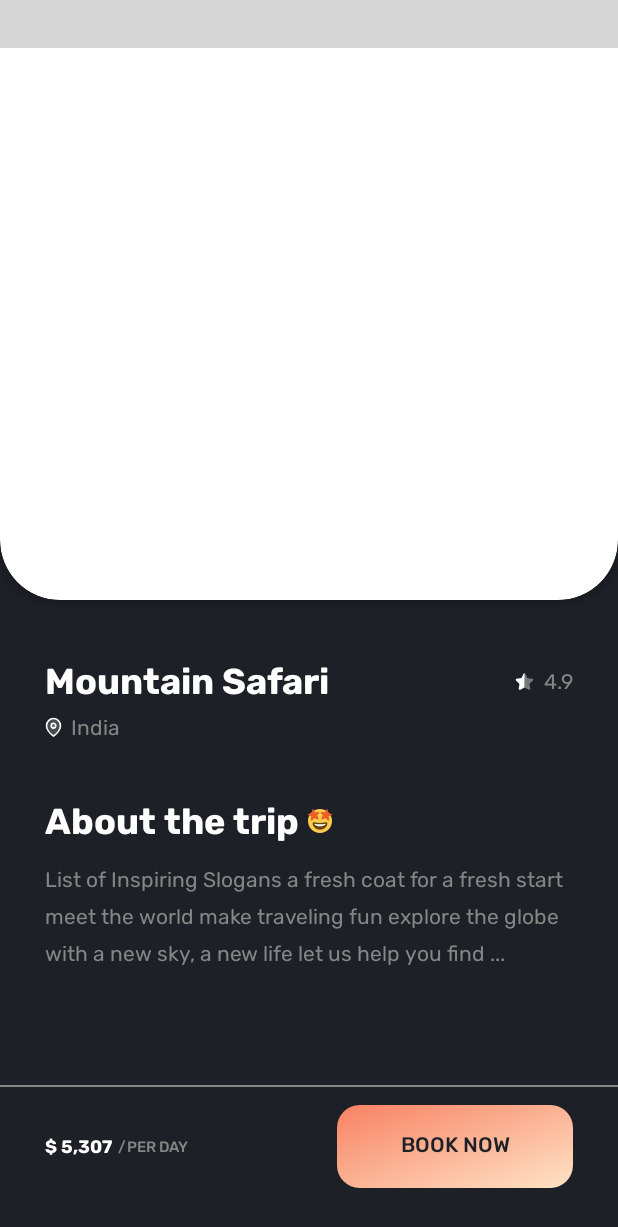
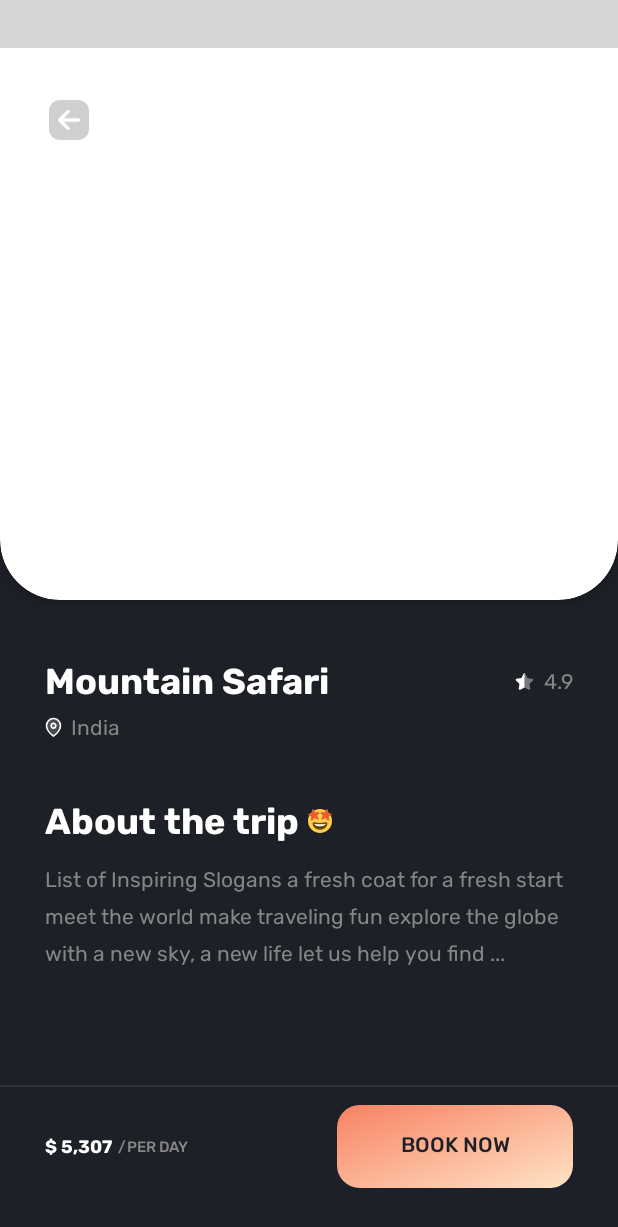
Before and after one commit to tanimul/GoZa_TA, an Android app: the layout fragment_details.xml on its own in the app's theme, with its tools: preview values and no code run, on a phone screen of 412 x 824 dp. Shown: the top 1227 px of the screen. Run offline under Robolectric (Android 15) with nearby library versions, the phone set to English and light mode, and no system bars; plain views replace Banner; grey boxes are pictures that could not be loaded.

Commit message:
Currency amount binding adapter added.

```diff
--- a/app/src/main/res/layout/fragment_details.xml
+++ b/app/src/main/res/layout/fragment_details.xml
@@ -81,10 +81,12 @@
             android:background="@drawable/background_back_button"
             android:onClick="@{()-> viewModel.uiActions(DetailsUiActions.OnNavigateBack.INSTANCE)}"
             android:padding="@dimen/padding_size_8dp"
+            android:elevation="4dp"
             android:src="@drawable/ic_back"
             app:layout_constraintStart_toEndOf="@id/start_guideline"
             app:layout_constraintTop_toBottomOf="@id/top_guideline"
             app:tint="@color/white"
+            android:backgroundTint="@color/color_868686"
             tools:ignore="ContentDescription" />
 
         <TextView
@@ -172,7 +174,7 @@
         <View
             android:layout_width="match_parent"
             android:layout_height="1dp"
-            android:background="@color/color_868686"
+            android:background="@color/color_2d303a"
             app:layout_constraintBottom_toTopOf="@id/layout_bottom"
             app:layout_constraintStart_toStartOf="parent" />
 
@@ -192,7 +194,8 @@
                 android:fontFamily="@font/rubik_bold"
                 android:includeFontPadding="false"
                 android:maxLines="1"
-                android:text="@{`$ `+details.fare}"
+                app:currencyAmount="@{details.fare}"
+                app:currencyCode="@{details.currency}"
                 android:textColor="@color/white"
                 android:textSize="@dimen/text_size_12sp"
                 app:layout_constraintBottom_toBottomOf="@+id/button_bookNow"
```
Also changed, not shown: app/src/main/java/com/tanimul/goza_ta/common/extention/ExtApp.kt (+31 -0 lines), app/src/main/java/com/tanimul/goza_ta/presentations/fragments/details/presentations/DetailsFragment.kt (+26 -0 lines).
